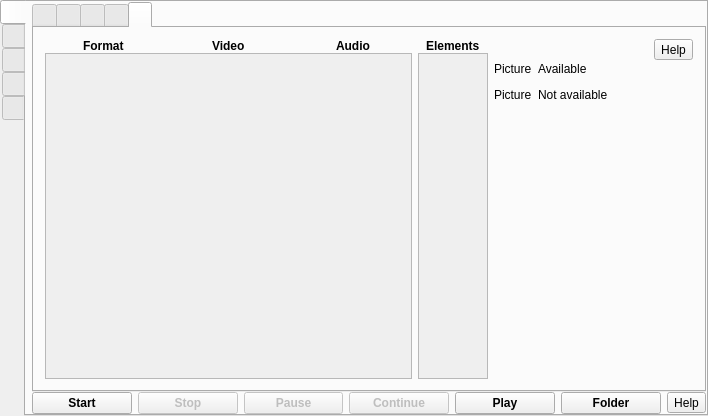
First picture: the form in src/formMainWindow.ui, repository vkohaupt/vokoscreenNG, before the edit.
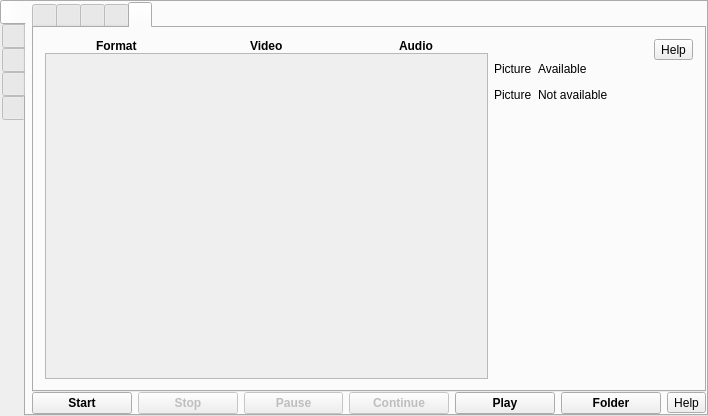
Second picture: the form after the edit. The open tabs and pages were chosen to show the change. Icons and pictures are not drawn.

Patch:
```diff
--- a/src/formMainWindow.ui
+++ b/src/formMainWindow.ui
@@ -1612,7 +1612,7 @@
            <attribute name="title">
             <string notr="true"/>
            </attribute>
-           <layout class="QHBoxLayout" name="horizontalLayout_11" stretch="1,0,0,0">
+           <layout class="QHBoxLayout" name="horizontalLayout_11" stretch="1,0,0">
             <item>
              <layout class="QVBoxLayout" name="verticalLayout_6">
               <property name="spacing">
@@ -1677,7 +1677,7 @@
                   <rect>
                    <x>0</x>
                    <y>0</y>
-                   <width>267</width>
+                   <width>359</width>
                    <height>299</height>
                   </rect>
                  </property>
@@ -1694,48 +1694,6 @@
               </item>
              </layout>
             </item>
-            <item>
-             <layout class="QVBoxLayout" name="verticalLayout_28">
-              <property name="spacing">
-               <number>0</number>
-              </property>
-              <item>
-               <layout class="QHBoxLayout" name="horizontalLayout_8">
-                <item alignment="Qt::AlignHCenter">
-                 <widget class="QLabel" name="label_23">
-                  <property name="font">
-                   <font>
-                    <weight>75</weight>
-                    <bold>true</bold>
-                   </font>
-                  </property>
-                  <property name="text">
-                   <string>Elements</string>
-                  </property>
-                 </widget>
-                </item>
-               </layout>
-              </item>
-              <item>
-               <widget class="QScrollArea" name="scrollAreaElements">
-                <property name="widgetResizable">
-                 <bool>true</bool>
-                </property>
-                <widget class="QWidget" name="scrollAreaWidgetContentsElements">
-                 <property name="geometry">
-                  <rect>
-                   <x>0</x>
-                   <y>0</y>
-                   <width>80</width>
-                   <height>299</height>
-                  </rect>
-                 </property>
-                 <layout class="QGridLayout" name="gridLayout_8"/>
-                </widget>
-               </widget>
-              </item>
-             </layout>
-            </item>
             <item>
              <layout class="QVBoxLayout" name="verticalLayout_12">
               <item>
```
Left out of the diff: 6 changed lines with no effect on the pictures.
